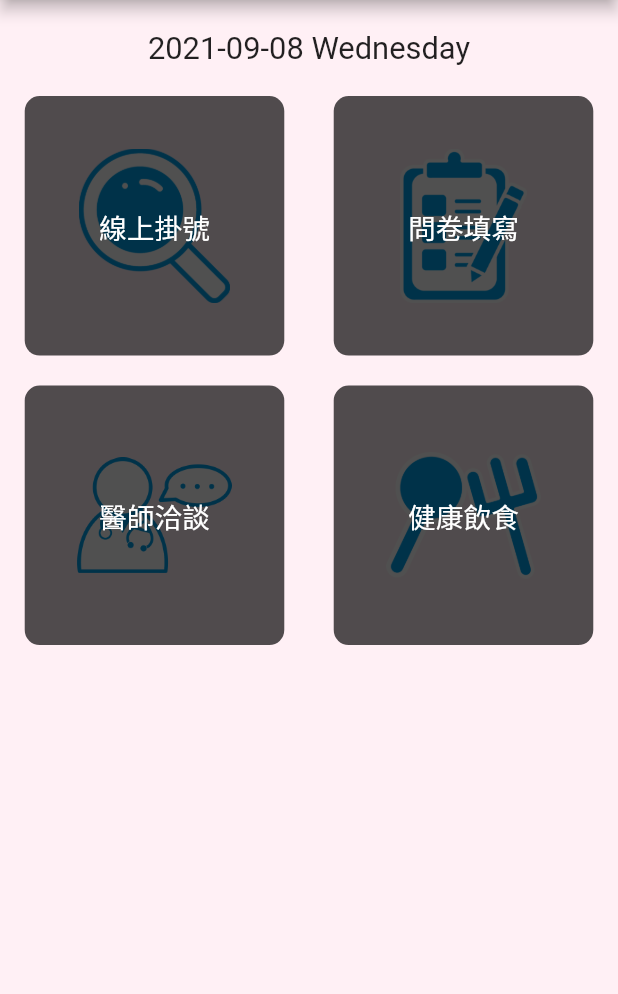
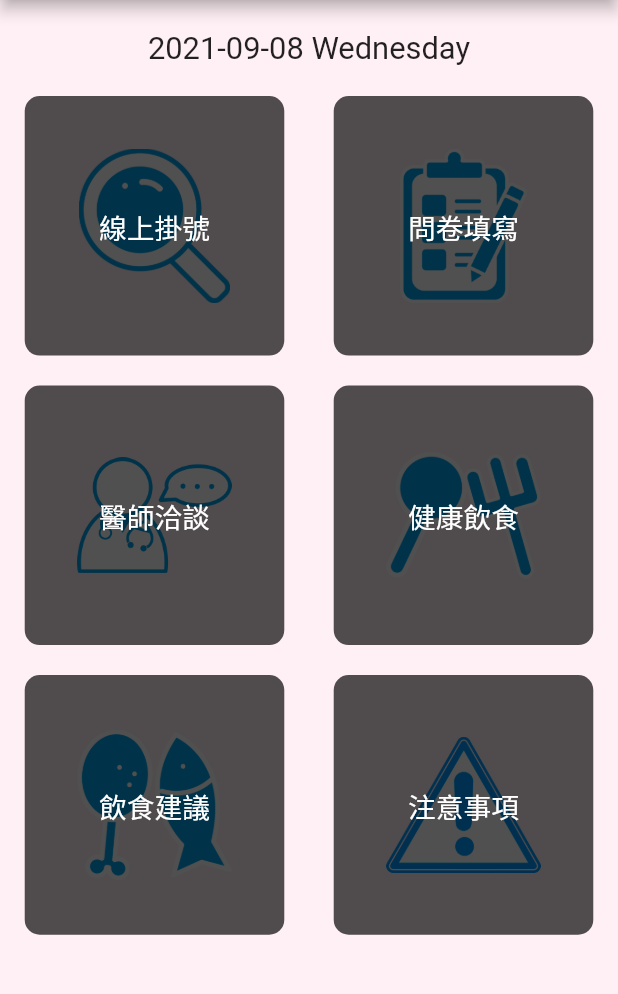
Before and after one commit to JamesLiu26/risk, a Flutter app: the Home screen opened directly, on a phone screen of 412 x 824 dp, the part 84-1078 px from its top. Run offline on Flutter 3.47's test engine with Material 2 defaults, Android fonts, the phone set to English and light mode, and no system bars; our stand-ins replace charts_flutter.

Commit message:
2021/09/08 新增 飲食建議 注意事項

```diff
--- a/lib/BottomNavigationBar/home.dart
+++ b/lib/BottomNavigationBar/home.dart
@@ -44,10 +44,19 @@ class HomeState extends State<Home> {
             ]),
             SizedBox(height: 20),
 
-            // -----------------------
+            // // -----------------------
+
             Row(mainAxisAlignment: MainAxisAlignment.spaceAround, children: [
               homeRoute("醫師洽談", "images/醫師談.png", Text("")),
               homeRoute("健康飲食", "images/餐具.png", Text("")),
+            ]),
+
+            // -----------------------
+
+            SizedBox(height: 20),
+            Row(mainAxisAlignment: MainAxisAlignment.spaceAround, children: [
+              homeRoute("飲食建議", "images/食物.png", Text("")),
+              homeRoute("注意事項", "images/注意.png", Text("")),
             ]),
           ]),
         ));
--- a/lib/BottomNavigationBar/trace.dart
+++ b/lib/BottomNavigationBar/trace.dart
@@ -92,7 +92,7 @@ class _TraceState extends State<Trace> {
     return Padding(
       padding: EdgeInsets.all(16),
       child: Container(
-        height: size.height * 0.5,
+        height: size.height * 0.45,
         width: size.width,
         child: chart,
       ),
```
Also changed, not shown: lib/personal_questionnaire.dart (+41 -50 lines), pubspec.yaml (+1 -9 lines), images/注意.png (added), images/食物.png (renamed from images/口愛.png).
